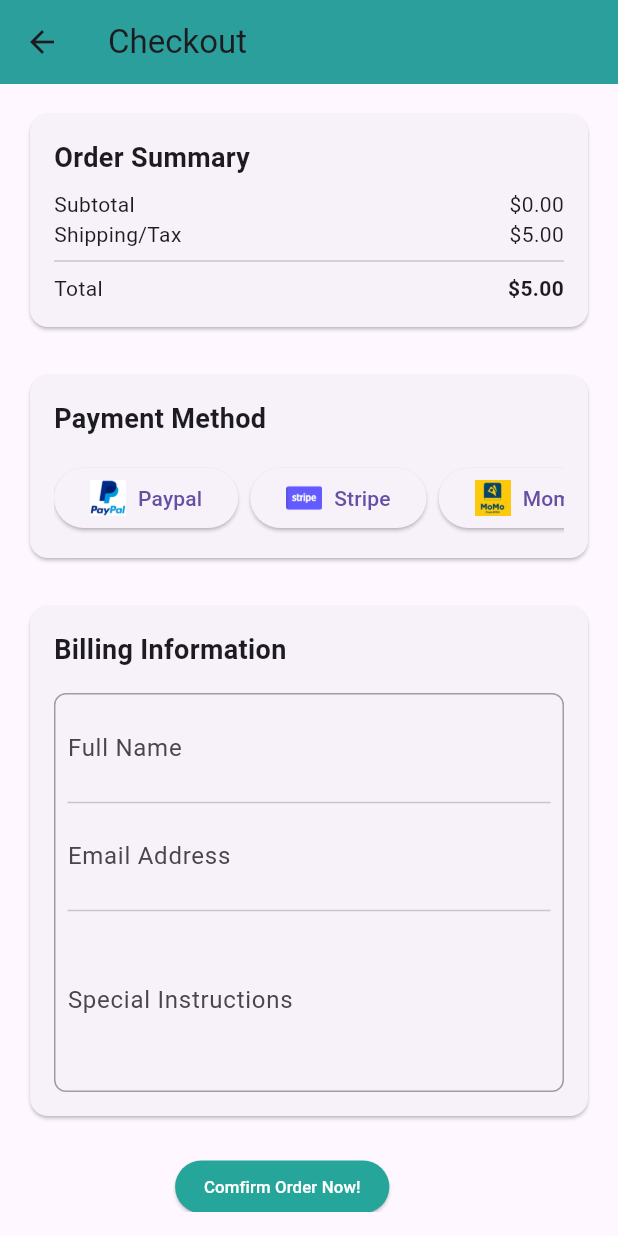
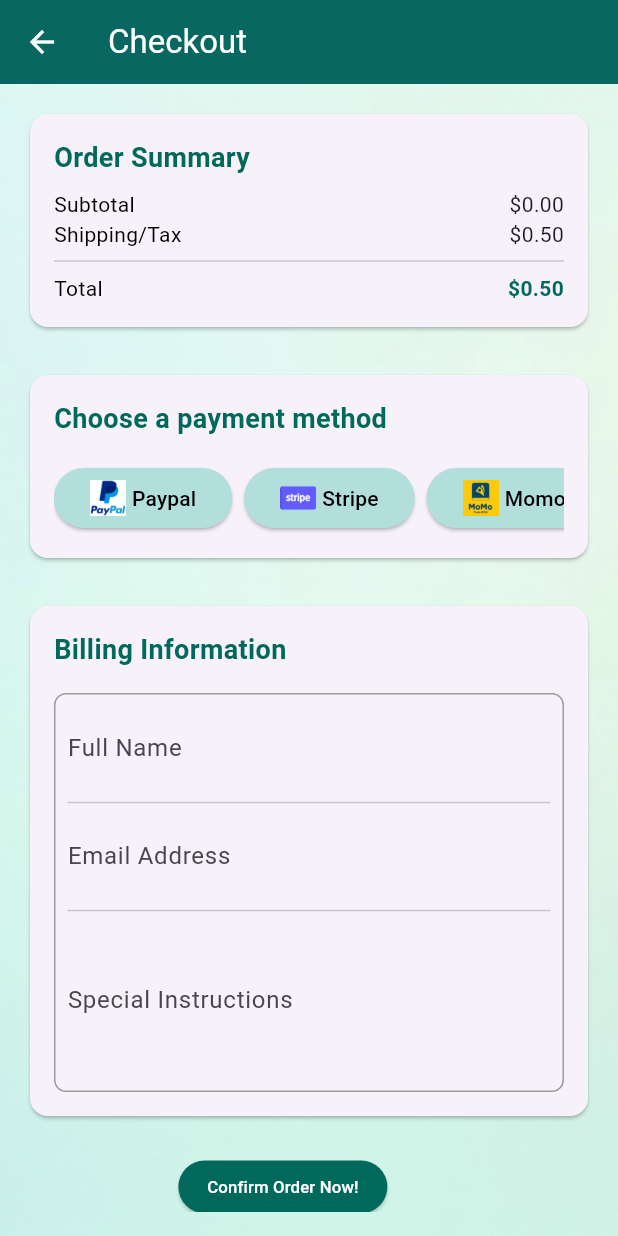
Before and after one commit to Chwezi-Creatives/ZINZI, a Flutter app: the CheckoutScreen screen opened directly with empty values, on a phone screen of 412 x 824 dp. Run offline on Flutter 3.47's test engine with Material 3 defaults, Android fonts, the light colour scheme and no system bars; our stand-ins replace fl_chart, flutter_dotenv, shared_preferences, webview_flutter; missing offline and left inert: flutter_stripe; accounts and stored records are empty.

Commit message:
- implemented dynamic price calculations at order summary section depending on whats in the cart and its quantity. - made the checkout screen more consistent with other screens

```diff
--- a/lib/checkout.dart
+++ b/lib/checkout.dart
@@ -2,9 +2,8 @@ import 'package:flutter/material.dart';
 import 'dart:async';
 
 class CheckoutScreen extends StatefulWidget {
-  final List<Map<String, dynamic>> cartItems; // Receiver for cart items
+  final List<Map<String, dynamic>> cartItems;
 
-  // Constructor to receive cart items
   CheckoutScreen({required this.cartItems});
 
   @override
@@ -24,14 +23,13 @@ class _CheckoutScreenState extends State<CheckoutScreen> {
 
   @override
   void dispose() {
-    _timer.cancel(); // Clean up the timer when the screen is disposed
+    _timer.cancel();
     super.dispose();
   }
 
   void _startAnimation() {
     _timer = Timer.periodic(Duration(seconds: 1), (timer) {
       setState(() {
-        // Alternate the scale factor between 1.0 and 1.2 to create the "pulsing" effect
         _scaleFactor = _scaleFactor == 1.0 ? 0.8 : 1.0;
       });
     });
@@ -41,9 +39,10 @@ class _CheckoutScreenState extends State<CheckoutScreen> {
   Widget build(BuildContext context) {
     return Scaffold(
       appBar: AppBar(
-        elevation: 3.0,
+        elevation: 4,
         title: Text('Checkout'),
-        backgroundColor: Colors.teal[400], // Set AppBar color to teal
+        backgroundColor: Colors.teal[800],
+        foregroundColor: Colors.white,
         leading: IconButton(
           icon: Icon(Icons.arrow_back),
           onPressed: () {
@@ -51,7 +50,17 @@ class _CheckoutScreenState extends State<CheckoutScreen> {
           },
         ),
       ),
-      body: Padding(
+      body: Container(
+        decoration: BoxDecoration(
+          image: DecorationImage(
+            image: AssetImage('assets/images/soft.jpg'),
+            fit: BoxFit.cover,
+            colorFilter: ColorFilter.mode(
+              Colors.white.withOpacity(0.95),
+              BlendMode.dstATop,
+            ),
+          ),
+        ),
         padding: EdgeInsets.all(16.0),
         child: SingleChildScrollView(
           child: Column(
@@ -59,7 +68,9 @@ class _CheckoutScreenState extends State<CheckoutScreen> {
             children: <Widget>[
               // Order Summary Card
               Card(
-                //elevation: 2.0,
+                shape: RoundedRectangleBorder(
+                    borderRadius: BorderRadius.circular(12)),
+                elevation: 1,
                 child: Padding(
                   padding: EdgeInsets.all(16.0),
                   child: Column(
@@ -80,13 +91,15 @@ class _CheckoutScreenState extends State<CheckoutScreen> {
 
               // Payment Method Card
               Card(
-                //elevation: 2.0,
+                shape: RoundedRectangleBorder(
+                    borderRadius: BorderRadius.circular(12)),
+                elevation: 1,
                 child: Padding(
                   padding: EdgeInsets.all(16.0),
                   child: Column(
                     crossAxisAlignment: CrossAxisAlignment.start,
                     children: <Widget>[
-                      _buildSectionTitle('Payment Method'),
+                      _buildSectionTitle('Choose a payment method'),
                       SizedBox(height: 16.0),
                       _buildPaymentMethods(),
                     ],
@@ -98,7 +111,9 @@ class _CheckoutScreenState extends State<CheckoutScreen> {
 
               // Billing Information Card
               Card(
-                //elevation: 2.0,
+                shape: RoundedRectangleBorder(
+                    borderRadius: BorderRadius.circular(12)),
+                elevation: 1,
                 child: Padding(
                   padding: EdgeInsets.all(16.0),
                   child: Column(
@@ -108,21 +123,17 @@ class _CheckoutScreenState extends State<CheckoutScreen> {
                       SizedBox(height: 16.0),
                       Container(
                         decoration: BoxDecoration(
-                          border: Border.all(
-                              color: Colors
-                                  .grey), // Outer border around the fields
-                          borderRadius: BorderRadius.circular(
-                              8.0), // Optional rounded corners
+                          border: Border.all(color: Colors.grey),
+                          borderRadius: BorderRadius.circular(8.0),
                         ),
                         child: Padding(
-                          padding: EdgeInsets.all(
-                              8.0), // Padding inside the container
+                          padding: EdgeInsets.all(8.0),
                           child: Column(
                             children: <Widget>[
                               _buildTextField('Full Name'),
-                              Divider(), // Divider between input fields
+                              Divider(),
                               _buildTextField('Email Address'),
-                              Divider(), // Divider between input fields
+                              Divider(),
                               _buildTextField('Special Instructions',
                                   maxLines: 3),
                             ],
@@ -147,11 +158,11 @@ class _CheckoutScreenState extends State<CheckoutScreen> {
                       // Handle "Place Order" button press
                     },
                     child: Text(
-                      'Comfirm Order Now!',
-                      style: TextStyle(color: Colors.white), // White text
+                      'Confirm Order Now!',
+                      style: TextStyle(color: Colors.white),
                     ),
                     style: ElevatedButton.styleFrom(
-                      backgroundColor: Colors.teal[400], // teal[400] background
+                      backgroundColor: Colors.teal[800],
                       padding: EdgeInsets.symmetric(
                           vertical: 12.0, horizontal: 24.0),
                     ),
@@ -165,32 +176,29 @@ class _CheckoutScreenState extends State<CheckoutScreen> {
     );
   }
 
-  // Build a section title
   Widget _buildSectionTitle(String title) {
     return Text(
       title,
       style: TextStyle(
-        fontSize: 18.0,
-        fontWeight: FontWeight.bold,
-      ),
+          fontSize: 18.0, fontWeight: FontWeight.bold, color: Colors.teal[800]),
     );
   }
 
-  // Build a price row
   Widget _buildPriceRow(String title, double value, {bool isTotal = false}) {
     return Row(
       mainAxisAlignment: MainAxisAlignment.spaceBetween,
       children: <Widget>[
-        Text(title),
+        Text(title, style: TextStyle(color: Colors.black)),
         Text(
           '\$${value.toStringAsFixed(2)}',
-          style: isTotal ? TextStyle(fontWeight: FontWeight.bold) : null,
+          style: isTotal
+              ? TextStyle(fontWeight: FontWeight.bold, color: Colors.teal[800])
+              : null,
         ),
       ],
     );
   }
 
-  // Build horizontal payment methods
   Widget _buildPaymentMethods() {
     return SingleChildScrollView(
       scrollDirection: Axis.horizontal,
@@ -208,28 +216,24 @@ class _CheckoutScreenState extends State<CheckoutScreen> {
     );
   }
 
-  // Build a text input field without border
   Widget _buildTextField(String label, {int maxLines = 1}) {
     return TextField(
       maxLines: maxLines,
       decoration: InputDecoration(
         labelText: label,
-        border: InputBorder.none, // Remove the individual borders
+        border: InputBorder.none,
       ),
     );
   }
 
-  // Calculate subtotal
   double calculateSubtotal() {
     return widget.cartItems.fold(0, (sum, item) => sum + item['price']);
   }
 
-  // Simulating shipping/tax calculation
   double calculateShippingTax() {
-    return 5.0; // Fixed shipping/tax amount for simplicity
+    return 0.5;
   }
 
-  // Calculate total
   double calculateTotal() {
     return calculateSubtotal() + calculateShippingTax();
   }
@@ -244,15 +248,17 @@ class _CheckoutScreenState extends State<CheckoutScreen> {
         children: <Widget>[
           icon is String
               ? Image.asset(
-                  icon, // Using custom icon from assets
+                  icon,
                   height: 24.0,
                   width: 24.0,
                 )
-              : Icon(icon), // For Google Pay or other icons
-          SizedBox(width: 8.0),
+              : Icon(icon),
+          SizedBox(width: 4.0),
           Text(title),
         ],
       ),
+      style: ElevatedButton.styleFrom(
+          backgroundColor: Colors.teal[100], foregroundColor: Colors.black),
     );
   }
 }
```
